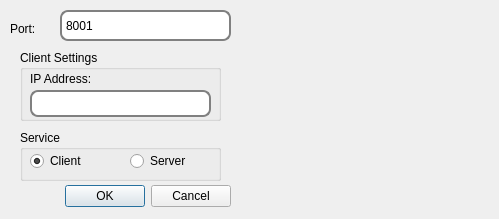
Before: the Qt Designer form settings.ui in warren80/ChatServer, drawn with Qt 5.
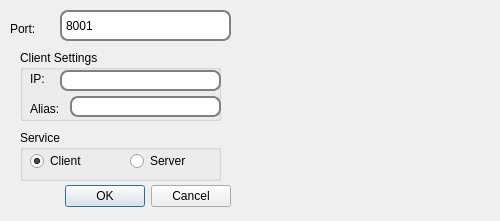
After: the same form once the commit is applied. Icons and pictures are not drawn.

Commit message: Updated gui and mainwindow. Sockets still in the works

Diff of the .ui file:
```diff
--- a/settings.ui
+++ b/settings.ui
@@ -6,8 +6,8 @@
    <rect>
     <x>0</x>
     <y>0</y>
-    <width>499</width>
-    <height>219</height>
+    <width>500</width>
+    <height>221</height>
    </rect>
   </property>
   <property name="windowTitle">
@@ -134,21 +134,50 @@
      <rect>
       <x>10</x>
       <y>20</y>
-      <width>81</width>
+      <width>21</width>
       <height>17</height>
      </rect>
     </property>
     <property name="text">
-     <string>IP Address:</string>
+     <string>IP:</string>
     </property>
    </widget>
    <widget class="QLineEdit" name="ipText">
     <property name="geometry">
      <rect>
+      <x>40</x>
+      <y>20</y>
+      <width>161</width>
+      <height>21</height>
+     </rect>
+    </property>
+    <property name="styleSheet">
+     <string notr="true">border: 2px solid gray;
+border-radius: 8px;
+padding-left: 2px;
+padding-right: 2px;</string>
+    </property>
+   </widget>
+   <widget class="QLabel" name="aliasLabel">
+    <property name="geometry">
+     <rect>
       <x>10</x>
-      <y>40</y>
-      <width>181</width>
-      <height>27</height>
+      <y>50</y>
+      <width>41</width>
+      <height>17</height>
+     </rect>
+    </property>
+    <property name="text">
+     <string>Alias:</string>
+    </property>
+   </widget>
+   <widget class="QLineEdit" name="aliasText">
+    <property name="geometry">
+     <rect>
+      <x>50</x>
+      <y>46</y>
+      <width>151</width>
+      <height>21</height>
      </rect>
     </property>
     <property name="styleSheet">
```
The commit also changes 5 other files.
